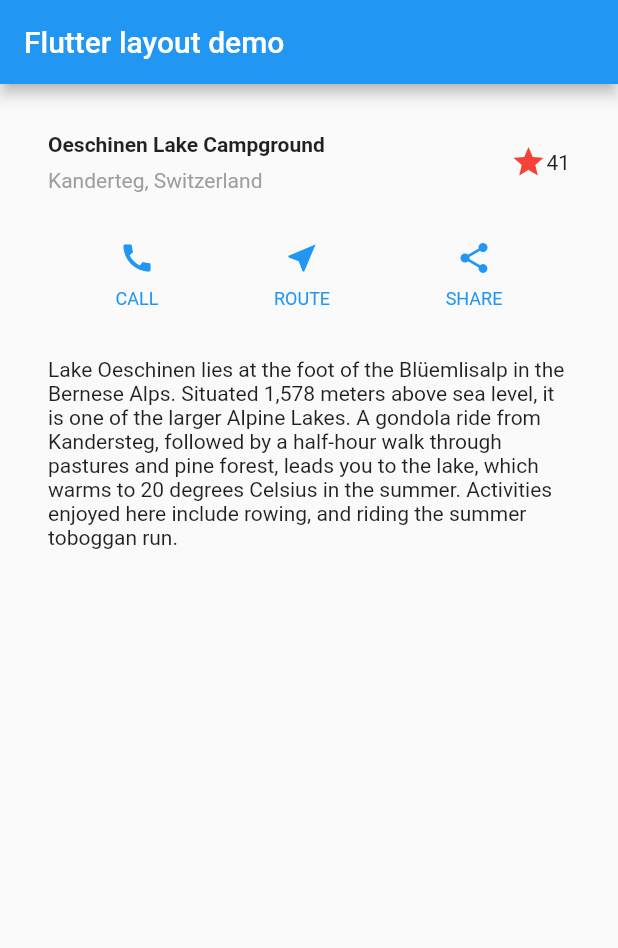
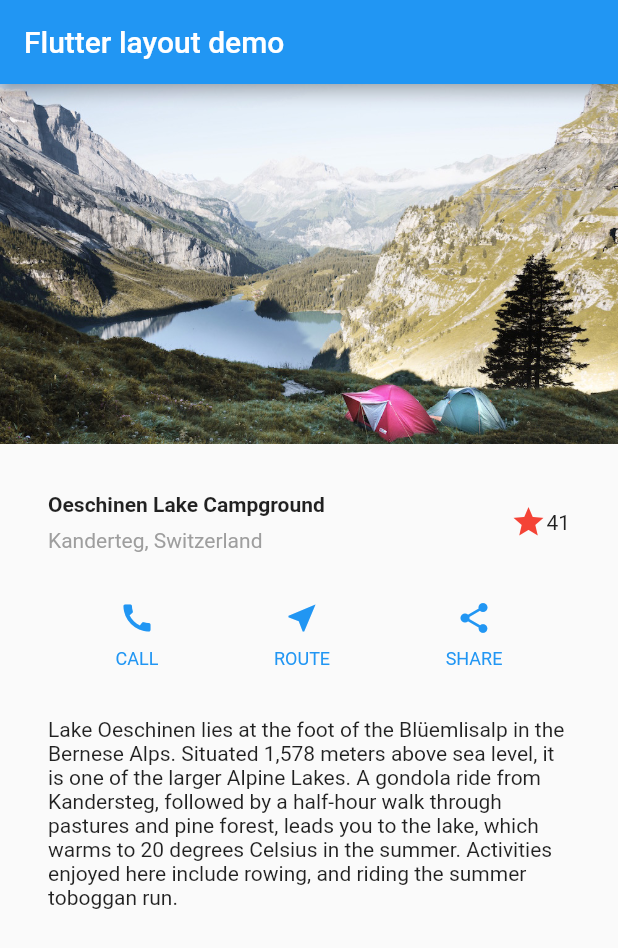
Before and after one commit to EduardoSTL/layout_flutter, a Flutter app: the screen it shows after launch, on a phone screen of 412 x 824 dp. Shown: the top 948 px of the screen. Run offline on Flutter 3.47's test engine with Material 2 defaults, Android fonts, the phone set to English and light mode, and no system bars.

Commit message:
add path to image

```diff
--- a/lib/main.dart
+++ b/lib/main.dart
@@ -66,6 +66,10 @@ class MyApp extends StatelessWidget {
           title: const Text('Flutter layout demo'),
         ),
         body: Column(children: [
+          Image.asset('images/lake.jpg',
+          width: 600,
+          height: 240,
+          fit: BoxFit.cover,),
           titleSection,
           buttonSection,
           textSection,
```
